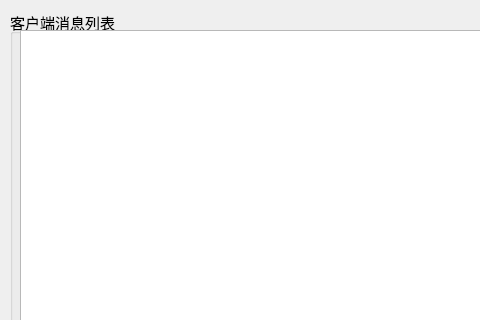
Before: the Qt Designer form formtcpclient.ui in songs66/NetPilot, drawn with Qt 5; both pictures show x 0 to 480 and y 0 to 320 of the 970 by 560 pixel window.
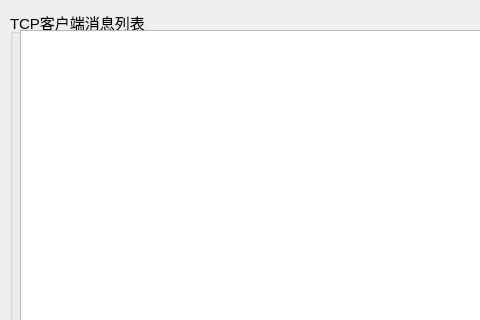
After: the same form once the commit is applied. Icons and pictures are not drawn.

The edit to the form file:
```diff
--- a/formtcpclient.ui
+++ b/formtcpclient.ui
@@ -281,7 +281,7 @@
     </font>
    </property>
    <property name="title">
-    <string>客户端消息列表</string>
+    <string>TCP客户端消息列表</string>
    </property>
    <widget class="QPlainTextEdit" name="plainTextEdit_TCPClientMsg">
     <property name="geometry">
```
